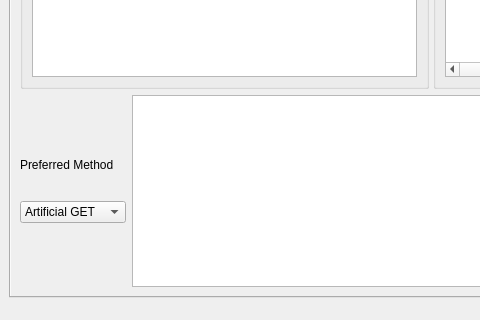
First picture: the form in UI/controlcenter.ui, repository xloem/spot-on-svn, before the edit; both pictures show x 0 to 480 and y 409 to 729 of the 974 by 729 pixel window.
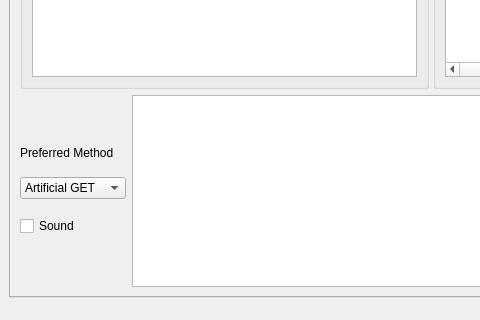
Second picture: the form after the edit. Icons and pictures are not drawn. Custom widgets are drawn as their Qt base class.

Commit message: sound optional.

Diff of the .ui file:
```diff
--- a/UI/controlcenter.ui
+++ b/UI/controlcenter.ui
@@ -306,6 +306,17 @@
                        </item>
                       </widget>
                      </item>
+                     <item>
+                      <widget class="QCheckBox" name="checkBox">
+                       <property name="text">
+                        <string>Sound</string>
+                       </property>
+                       <property name="icon">
+                        <iconset resource="../Icons/icons.qrc">
+                         <normaloff>:/broadcasttoall.png</normaloff>:/broadcasttoall.png</iconset>
+                       </property>
+                      </widget>
+                     </item>
                      <item>
                       <spacer name="verticalSpacer_9">
                        <property name="orientation">
```
Left out of the diff: 4 changed lines with no effect on the pictures. The commit also changes 1 other file.
